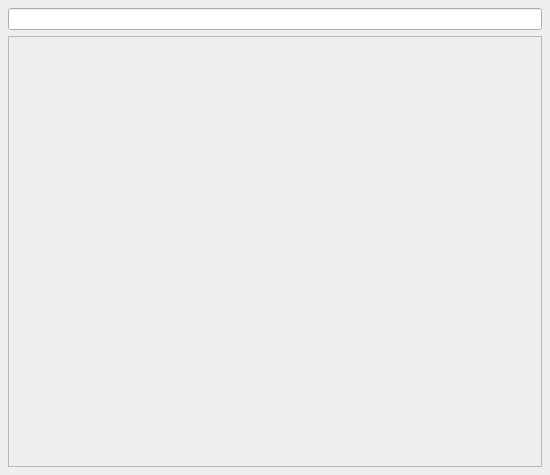
Before: the Qt Designer form src/modules/im/src/widget/ChatWidget.ui in eiilpux17/ok-msg-desktop, drawn with Qt 5.
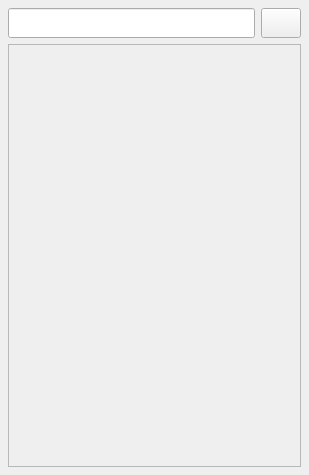
After: the same form once the commit is applied.

Diff of the .ui file:
```diff
--- a/src/modules/im/src/widget/ChatWidget.ui
+++ b/src/modules/im/src/widget/ChatWidget.ui
@@ -6,7 +6,7 @@
    <rect>
     <x>0</x>
     <y>0</y>
-    <width>550</width>
+    <width>309</width>
     <height>475</height>
    </rect>
   </property>
@@ -139,11 +139,17 @@
               <item>
                <widget class="QLineEdit" name="searchContact">
                 <property name="sizePolicy">
-                 <sizepolicy hsizetype="Ignored" vsizetype="Preferred">
+                 <sizepolicy hsizetype="Expanding" vsizetype="Fixed">
                   <horstretch>0</horstretch>
                   <verstretch>0</verstretch>
                  </sizepolicy>
                 </property>
+                <property name="minimumSize">
+                 <size>
+                  <width>0</width>
+                  <height>30</height>
+                 </size>
+                </property>
                 <property name="accessibleName">
                  <string>Contact search</string>
                 </property>
@@ -155,6 +161,25 @@
                 </property>
                </widget>
               </item>
+              <item>
+               <widget class="QPushButton" name="addBtn">
+                <property name="sizePolicy">
+                 <sizepolicy hsizetype="Fixed" vsizetype="Fixed">
+                  <horstretch>0</horstretch>
+                  <verstretch>0</verstretch>
+                 </sizepolicy>
+                </property>
+                <property name="minimumSize">
+                 <size>
+                  <width>30</width>
+                  <height>30</height>
+                 </size>
+                </property>
+                <property name="text">
+                 <string/>
+                </property>
+               </widget>
+              </item>
              </layout>
             </item>
            </layout>
@@ -196,13 +221,6 @@
    </item>
   </layout>
  </widget>
- <customwidgets>
-  <customwidget>
-   <class>module::im::NotificationScrollArea</class>
-   <extends>QWidget</extends>
-   <header>src/modules/im/src/widget/notificationscrollarea.h</header>
-  </customwidget>
- </customwidgets>
  <resources/>
  <connections/>
 </ui>
```
Left out of the diff: 4 changed lines with no effect on the pictures.
